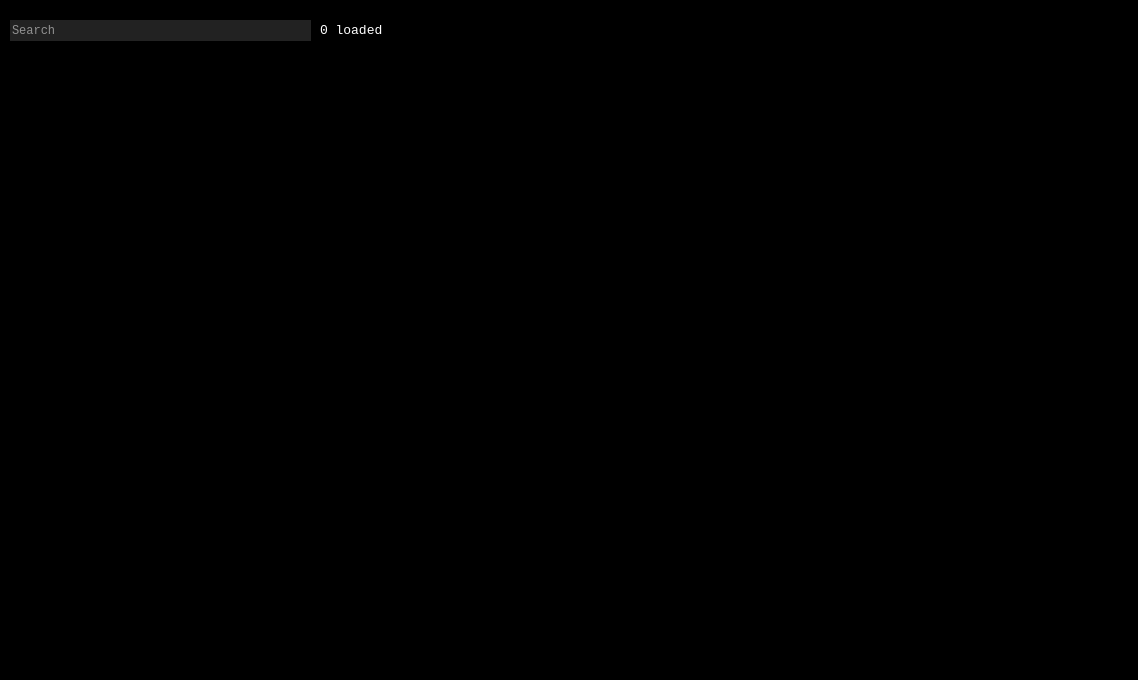
This is nesca_viewer.ui in oldteamhost/nesca-viewer as Qt 5 draws it before an edit. The edited form follows.
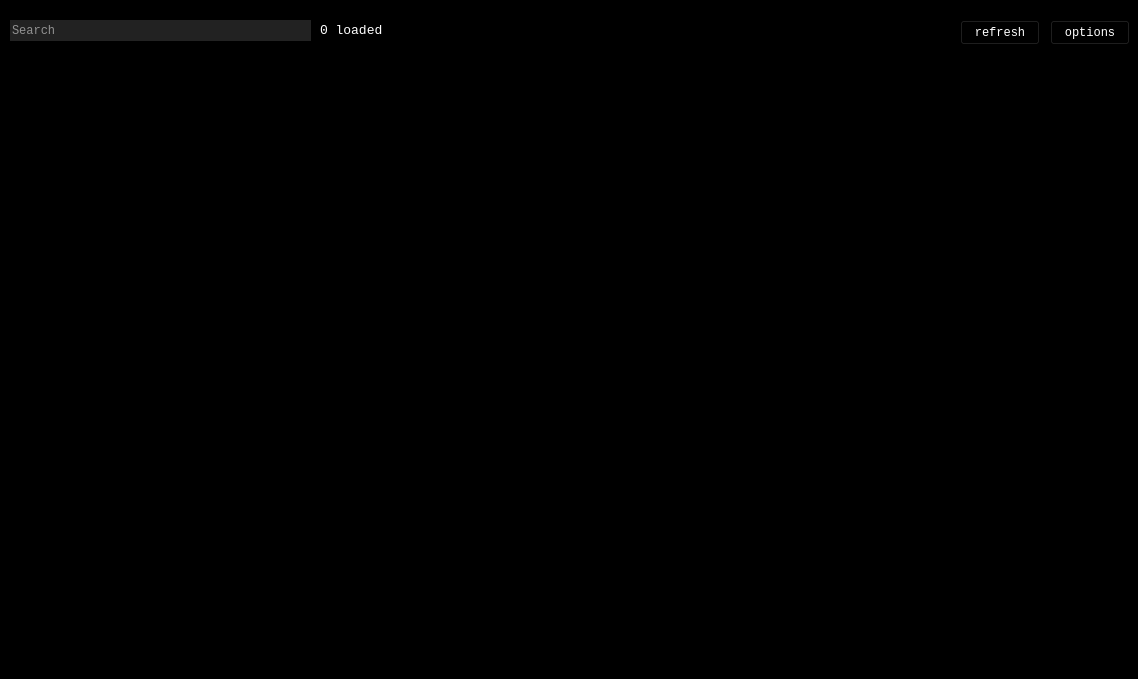
This is the edited form.

Commit message: add_cfg_and_refresh

The edit to the form file:
```diff
--- a/nesca_viewer.ui
+++ b/nesca_viewer.ui
@@ -7,7 +7,7 @@
     <x>0</x>
     <y>0</y>
     <width>1138</width>
-    <height>680</height>
+    <height>679</height>
    </rect>
   </property>
   <property name="mouseTracking">
@@ -101,16 +101,16 @@
    <widget class="QPlainTextEdit" name="plainTextEdit">
     <property name="geometry">
      <rect>
-      <x>20</x>
-      <y>600</y>
-      <width>521</width>
-      <height>61</height>
+      <x>10</x>
+      <y>590</y>
+      <width>531</width>
+      <height>71</height>
      </rect>
     </property>
     <property name="font">
      <font>
       <family>Monospace</family>
-      <pointsize>10</pointsize>
+      <pointsize>9</pointsize>
      </font>
     </property>
     <property name="styleSheet">
@@ -150,6 +150,48 @@
      </property>
     </widget>
    </widget>
+   <widget class="QPushButton" name="pushButton">
+    <property name="geometry">
+     <rect>
+      <x>960</x>
+      <y>20</y>
+      <width>80</width>
+      <height>25</height>
+     </rect>
+    </property>
+    <property name="font">
+     <font>
+      <family>Monospace</family>
+     </font>
+    </property>
+    <property name="styleSheet">
+     <string notr="true">color: rgb(255, 255, 255);</string>
+    </property>
+    <property name="text">
+     <string>refresh</string>
+    </property>
+   </widget>
+   <widget class="QPushButton" name="pushButton_2">
+    <property name="geometry">
+     <rect>
+      <x>1050</x>
+      <y>20</y>
+      <width>80</width>
+      <height>25</height>
+     </rect>
+    </property>
+    <property name="font">
+     <font>
+      <family>Monospace</family>
+     </font>
+    </property>
+    <property name="styleSheet">
+     <string notr="true">color: rgb(255, 255, 255);</string>
+    </property>
+    <property name="text">
+     <string>options</string>
+    </property>
+   </widget>
   </widget>
  </widget>
  <resources/>
```
Left out of the diff: 3 changed lines with no effect on the pictures. The commit also changes 11 other files.
